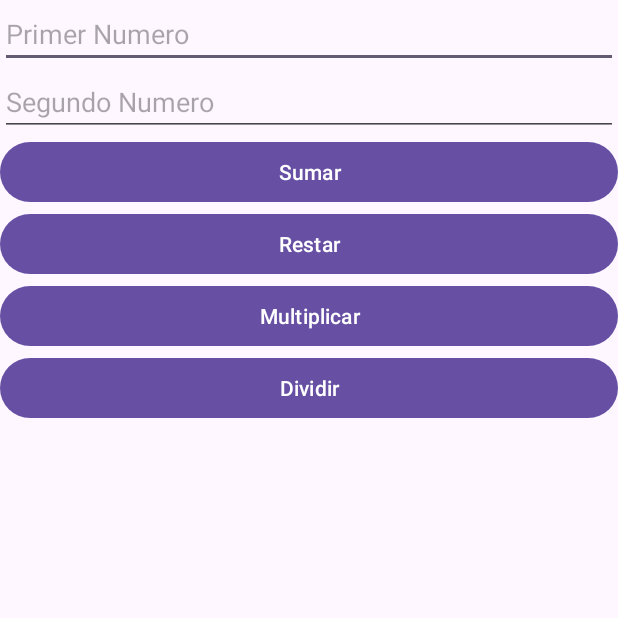
After one commit to LanderoRamos/PM-Kotlin, an Android app: the OperacionesActivity screen opened directly, with no data from a screen before it, on a phone screen of 412 x 824 dp, the top half of it. The commit adds this screen. Run offline under Robolectric (Android 15) with nearby library versions, the phone set to English and light mode, and no system bars.

Commit message:
Formulario y operaciones

```diff
--- /dev/null
+++ b/app/src/main/java/com/example/pm_kotlin/OperacionesActivity.java
@@ -0,0 +1,33 @@
+package com.example.pm_kotlin;
+
+import android.os.Bundle;
+
+import androidx.activity.EdgeToEdge;
+import androidx.appcompat.app.AppCompatActivity;
+import androidx.core.graphics.Insets;
+import androidx.core.view.ViewCompat;
+import androidx.core.view.WindowInsetsCompat;
+
+public class OperacionesActivity extends AppCompatActivity {
+
+    @Override
+    protected void onCreate(Bundle savedInstanceState) {
+        super.onCreate(savedInstanceState);
+        EdgeToEdge.enable(this);
+        setContentView(R.layout.activity_operaciones);
+        ViewCompat.setOnApplyWindowInsetsListener(findViewById(R.id.main), (v, insets) -> {
+            Insets systemBars = insets.getInsets(WindowInsetsCompat.Type.systemBars());
+            v.setPadding(systemBars.left, systemBars.top, systemBars.right, systemBars.bottom);
+            return insets;
+        });
+
+
+
+
+
+
+    }
+
+
+
+}
--- a/app/src/main/java/com/example/pm_kotlin/item_persona.kt
+++ b/app/src/main/java/com/example/pm_kotlin/item_persona.kt
@@ -11,10 +11,5 @@ class item_persona : AppCompatActivity() {
         super.onCreate(savedInstanceState)
         enableEdgeToEdge()
         setContentView(R.layout.activity_item_persona)
-        ViewCompat.setOnApplyWindowInsetsListener(findViewById(R.id.main)) { v, insets ->
-            val systemBars = insets.getInsets(WindowInsetsCompat.Type.systemBars())
-            v.setPadding(systemBars.left, systemBars.top, systemBars.right, systemBars.bottom)
-            insets
-        }
     }
 }
--- /dev/null
+++ b/app/src/main/res/layout/activity_operaciones.xml
@@ -0,0 +1,50 @@
+<?xml version="1.0" encoding="utf-8"?>
+<LinearLayout xmlns:android="http://schemas.android.com/apk/res/android"
+    xmlns:app="http://schemas.android.com/apk/res-auto"
+    xmlns:tools="http://schemas.android.com/tools"
+    android:id="@+id/main"
+    android:orientation="vertical"
+    android:layout_width="match_parent"
+    android:layout_height="match_parent"
+    tools:context=".OperacionesActivity">
+
+    <EditText
+        android:id="@+id/editTextN1"
+        android:layout_width="match_parent"
+        android:layout_height="wrap_content"
+        android:ems="10"
+        android:hint="Primer Numero"
+        android:inputType="number" />
+
+    <EditText
+        android:id="@+id/editTextN2"
+        android:layout_width="match_parent"
+        android:layout_height="wrap_content"
+        android:ems="10"
+        android:hint="Segundo Numero"
+        android:inputType="number" />
+
+    <Button
+        android:id="@+id/btnsuma"
+        android:layout_width="match_parent"
+        android:layout_height="wrap_content"
+        android:text="Sumar" />
+
+    <Button
+        android:id="@+id/btnresta"
+        android:layout_width="match_parent"
+        android:layout_height="wrap_content"
+        android:text="Restar" />
+
+    <Button
+        android:id="@+id/btnmulti"
+        android:layout_width="match_parent"
+        android:layout_height="wrap_content"
+        android:text="Multiplicar" />
+
+    <Button
+        android:id="@+id/btndiv"
+        android:layout_width="match_parent"
+        android:layout_height="wrap_content"
+        android:text="Dividir" />
+</LinearLayout>
```
Also changed, not shown: app/src/main/AndroidManifest.xml (+17 -4 lines), app/src/main/java/com/example/pm_kotlin/ActivityFormulario.kt (+16 -0 lines), app/src/main/java/com/example/pm_kotlin/MainActivity2.kt (added, +28 -0 lines), app/src/main/java/com/example/pm_kotlin/Ope1Activity.kt (added, +114 -0 lines), app/src/main/java/com/example/pm_kotlin/OperacionesActivity2.java (added, +24 -0 lines), app/src/main/res/layout/activity_formulario.xml (+12 -0 lines), app/src/main/res/layout/activity_main2.xml (added, +20 -0 lines), app/src/main/res/layout/activity_ope1.xml (added, +50 -0 lines), app/src/main/res/layout/activity_operaciones2.xml (added, +19 -0 lines).
